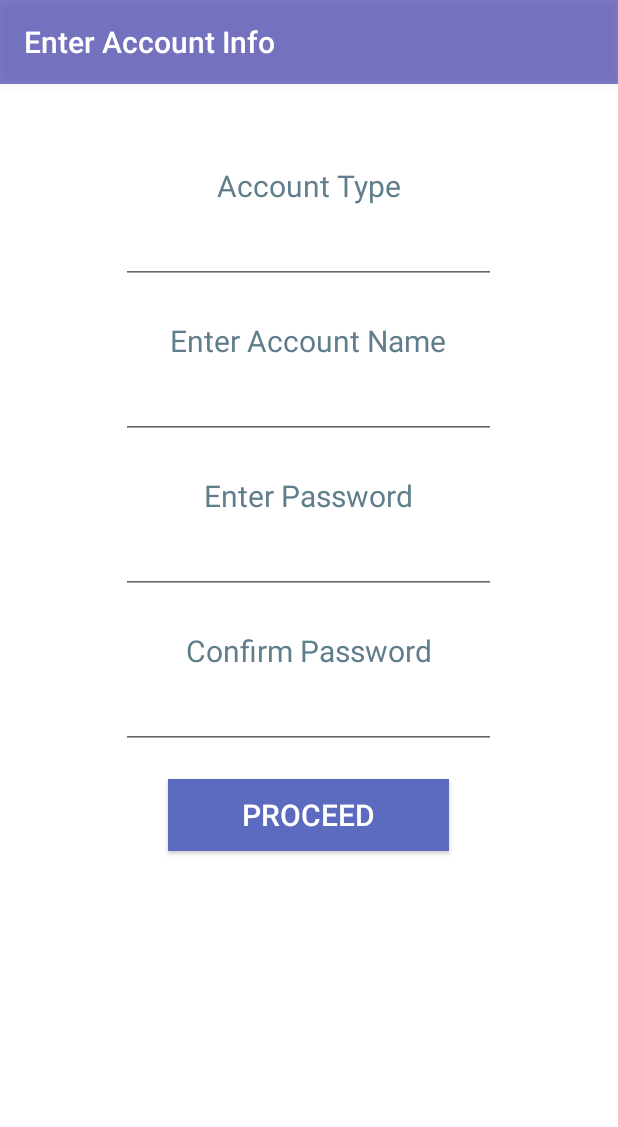
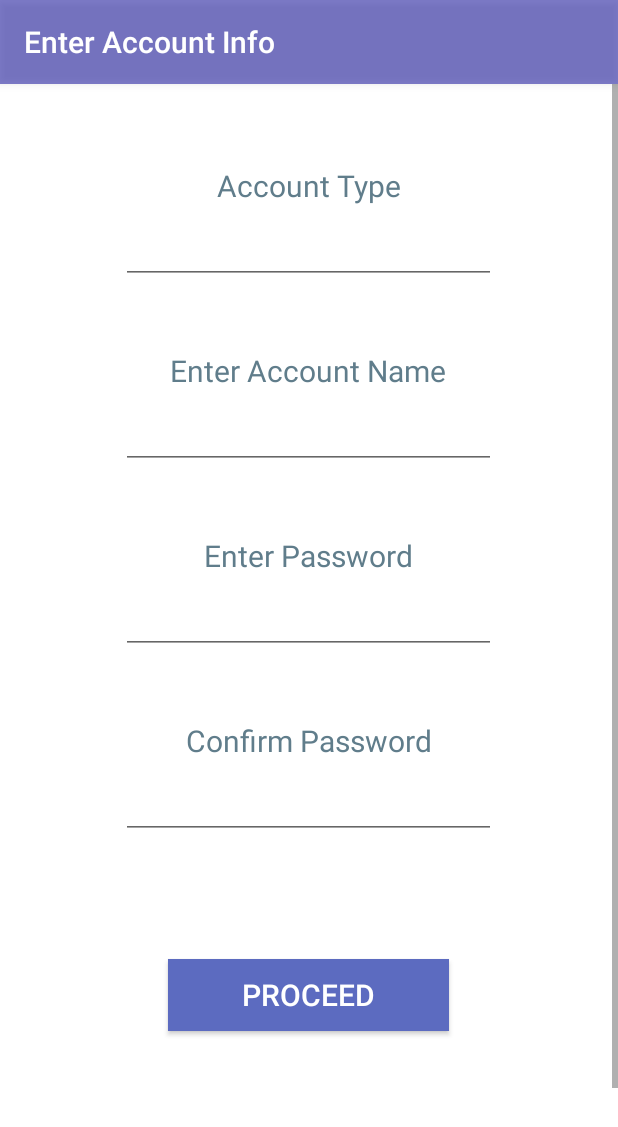
Before and after one commit to arudra/droidcrypt, an Android app: the fragment Embed placed in its activity, on a phone screen of 412 x 824 dp. Shown: the top 1127 px of the screen. Run offline under Robolectric (Android 15) with nearby library versions, the phone set to English and light mode, and no system bars.

Commit message:
Add Scrollview + Password confirm
Added scrollview so all fields are visible while typing. Added check to
compare password & confirm password fields are equal before embedding.

```diff
--- a/DroidCrypt/app/src/main/java/com/droidcrypt/mainActivity.java
+++ b/DroidCrypt/app/src/main/java/com/droidcrypt/mainActivity.java
@@ -1,6 +1,5 @@
 package com.droidcrypt;
 
-import android.accounts.AccountManagerFuture;
 import android.app.Activity;
 import android.app.AlertDialog;
 import android.app.ProgressDialog;
@@ -21,7 +20,6 @@ import android.view.Menu;
 import android.view.MenuItem;
 import android.view.View;
 import android.widget.EditText;
-import android.widget.TextView;
 import android.widget.Toast;
 import org.opencv.android.OpenCVLoader;
 import java.io.File;
@@ -47,13 +45,9 @@ public class mainActivity extends ActionBarActivity implements AccountFragment.A
     private boolean valid;
 
 
-    public boolean isEmbed() {
-        return embed;
-    }
+    public boolean isEmbed() { return embed; }
 
-    public void setEmbed(boolean embed) {
-        this.embed = embed;
-    }
+    public void setEmbed(boolean embed) { this.embed = embed; }
 
     /* Android State Functions */
     @Override
@@ -103,25 +97,11 @@ public class mainActivity extends ActionBarActivity implements AccountFragment.A
 
         setTitle("Stegosaurus");
 
-        //Should come to this function after onActivityResult returns
         if (valid) {
-
+            //Main to Account Fragment
             AccountFragment accountList = new AccountFragment();
             getSupportFragmentManager().beginTransaction().replace(R.id.fragment_container, accountList).addToBackStack(null).commit();
             valid = false;
-//            if (valid && embed)  //Called by Embed
-//            {
-//                Log.d("RESUME", "Switch to Embed");
-//                valid = false;
-//                //Main to Embed Fragment
-////                Embed fragment = new Embed();
-////                getSupportFragmentManager().beginTransaction().replace(R.id.fragment_container, fragment).addToBackStack(null).commit();
-//
-//            } else if (valid && !embed)   //Called by Extract
-//            {
-//                Log.d("RESUME", "Switch to Extract");
-//                valid = false;
-//            }
         } else {
             Log.d("RESUME", "No Picture Returned");
         }
@@ -168,7 +148,9 @@ public class mainActivity extends ActionBarActivity implements AccountFragment.A
         //Read account + password input (new fragment)
         String name = ((EditText)findViewById(R.id.account)).getText().toString();
         String pass = ((EditText)findViewById(R.id.password)).getText().toString();
+        String confirm = ((EditText)findViewById(R.id.editText_confirmPass)).getText().toString();
 
+        if (pass.equals(confirm)) { //Passwords match
             //Set name + pass in global class
             accountInfo.setName(name);
             accountInfo.setPassword(pass);
@@ -180,6 +162,12 @@ public class mainActivity extends ActionBarActivity implements AccountFragment.A
             //Embed to Main fragment
             main fragment = new main();
             getSupportFragmentManager().beginTransaction().replace(R.id.fragment_container, fragment).commit();
+        }
+        else    //Passwords don't match
+        {
+            Toast.makeText(mainActivity.this, "Passwords don't match! Please enter your password and confirm it!",
+                    Toast.LENGTH_LONG).show();
+        }
     }
 
     public void onClickExtract (View view)
@@ -225,12 +213,6 @@ public class mainActivity extends ActionBarActivity implements AccountFragment.A
 
                 //Set Image in global class
                 accountInfo.setBitmap(bitmap);
-
-                if(!embed)    //Call Extract
-                {
-//                    extractCaller = new ExtractCaller();
-//                    extractCaller.execute();
-                }
 
             } catch (Exception e) { e.printStackTrace(); }
         }
--- a/DroidCrypt/app/src/main/res/layout/embed_fragment.xml
+++ b/DroidCrypt/app/src/main/res/layout/embed_fragment.xml
@@ -1,8 +1,13 @@
-<LinearLayout
+<ScrollView
     xmlns:android="http://schemas.android.com/apk/res/android"
     xmlns:tools="http://schemas.android.com/tools"
+    android:layout_height="wrap_content"
     android:layout_width="fill_parent"
-    android:layout_height="fill_parent"
+    >
+
+    <LinearLayout
+        android:layout_width="fill_parent"
+        android:layout_height="wrap_content"
         tools:context="com.droidcrypt.Embed"
         android:orientation="vertical"
         android:background="@color/white"
@@ -25,10 +30,11 @@
             android:inputType="text"
             android:layout_width="250sp"
             android:layout_height="wrap_content"
-        android:layout_marginBottom="20dp"
+            android:layout_marginBottom="40dp"
             android:textColor="@color/blue_grey_800"
             android:height="35dp"
             android:textSize="20sp"
+            android:gravity="center"
             android:layout_gravity="center" />
 
         <TextView
@@ -48,10 +54,11 @@
             android:layout_width="250sp"
             android:layout_height="wrap_content"
             android:layout_gravity="center"
-        android:layout_marginBottom="20dp"
+            android:layout_marginBottom="40dp"
             android:textColor="@color/blue_grey_800"
             android:height="35dp"
-        android:textSize="20sp" />
+            android:textSize="20sp"
+            android:gravity="center"/>
 
         <TextView
             android:layout_width="250dp"
@@ -70,10 +77,11 @@
             android:layout_width="250sp"
             android:layout_height="wrap_content"
             android:layout_gravity="center"
-        android:layout_marginBottom="20dp"
+            android:layout_marginBottom="40dp"
             android:textColor="@color/blue_grey_800"
             android:height="35dp"
-        android:textSize="20sp" />
+            android:textSize="20sp"
+            android:gravity="center"/>
 
         <TextView
             android:layout_width="250dp"
@@ -91,10 +99,12 @@
             android:inputType="textPassword"
             android:layout_width="250sp"
             android:layout_height="wrap_content"
+            android:layout_marginBottom="40dp"
             android:textColor="@color/blue_grey_800"
             android:height="35dp"
             android:textSize="20sp"
-        android:layout_gravity="center" />
+            android:layout_gravity="center"
+            android:gravity="center"/>
 
         <Button
             android:id="@+id/hugostart"
@@ -107,6 +117,7 @@
             android:textColor="@color/white_text"
             android:background="@color/indigo_400"
             android:height="25dp"
-        android:layout_marginTop="20dp" />
-
+            android:layout_marginTop="40dp"
+            android:layout_marginBottom="250dp"/>
     </LinearLayout>
+</ScrollView>
```
Lines whose indentation alone changed are shown as unchanged.
